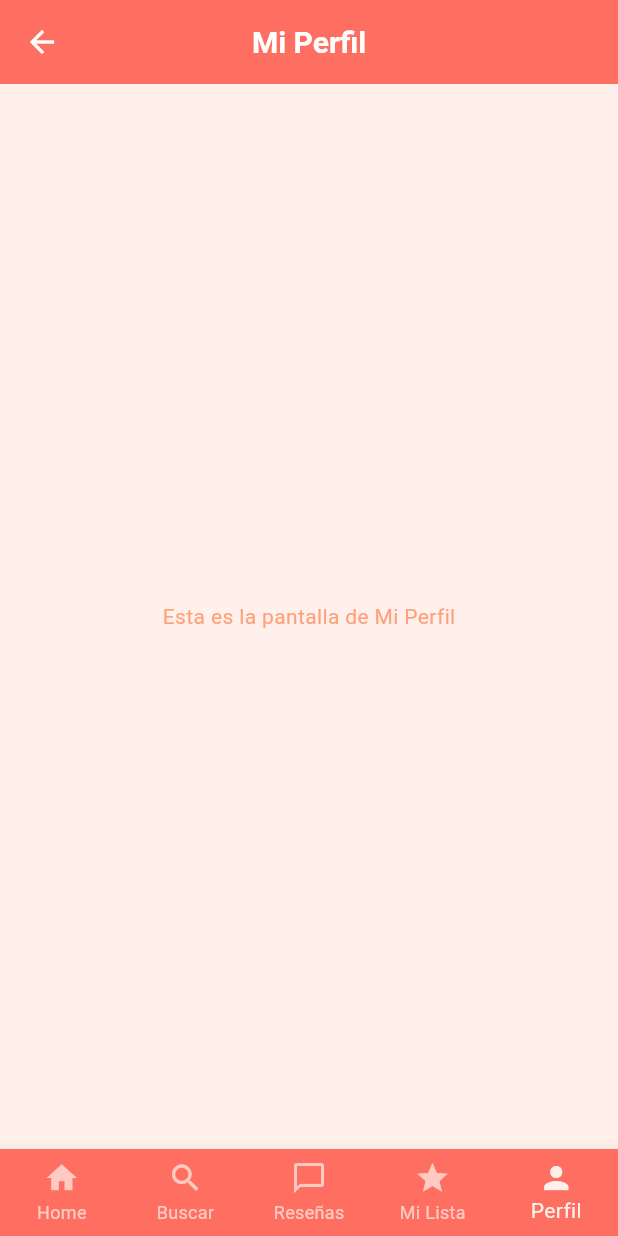
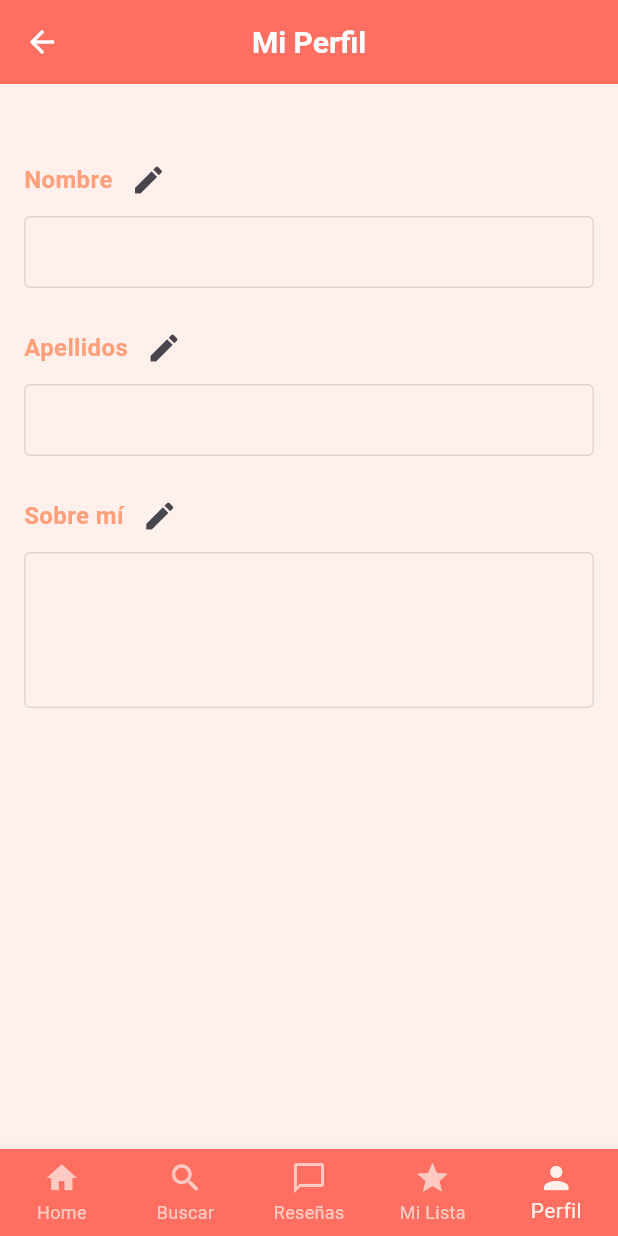
Before and after one commit to jeroen1010/truecinema, a Flutter app: the MiPerfilScreen screen opened by its route, on a phone screen of 412 x 824 dp. Run offline on Flutter 3.47's test engine with Material 3 defaults, Android fonts, the phone set to English and light mode, and no system bars; our stand-ins replace cloud_firestore, firebase_auth, firebase_core, google_sign_in, local_auth; accounts and stored records are empty.

Commit message:
He estado haciendo algunos campos para la pantalla "mi perfil", de momento he conseguido hacer el nombre, los apellidos, y el sobre mí (que por cierto he tenido que crear en Firebase porque ese campo no lo tenía).
También he estado probando para la imagen de perfil pero me está dando muchos problemas, se ve que tengo que tocar cosas de permisos para android, de momento he subido un widget preliminar que me crashea la app, voy a intentar arreglarlo y subir luego un nuevo commit si todo va bien.

Quiero intentar tambien poner un toogle para cambiar el tema de la app de claro a oscuro.

```diff
--- a/lib/routes/app_routes.dart
+++ b/lib/routes/app_routes.dart
@@ -3,7 +3,7 @@ import '../screens/screens.dart';
 import '../models/models.dart';
 
 class AppRoutes {
-  static const String initialRoute = 'home';
+  static const String initialRoute = 'login';
 
   static final List<MenuOption> menuOptions = [
     MenuOption(
--- a/lib/screens/mi_perfil_screen.dart
+++ b/lib/screens/mi_perfil_screen.dart
@@ -1,5 +1,6 @@
 import 'package:flutter/material.dart';
 import 'package:truecinema/widgets/widgets.dart';
+import 'package:truecinema/widgets/user_profile_content.dart';
 
 class MiPerfilScreen extends StatelessWidget {
   const MiPerfilScreen({super.key});
@@ -9,9 +10,7 @@ class MiPerfilScreen extends StatelessWidget {
     return const MainScaffold(
       estadoIndex: 4,
       title: 'Mi Perfil',
-      screen: Center(
-        child: Text('Esta es la pantalla de Mi Perfil'),
-      ),
+      screen: UserProfileContent(),
     );
   }
 }
--- a/lib/screens/movie_details_screen.dart
+++ b/lib/screens/movie_details_screen.dart
@@ -1,5 +1,4 @@
 import 'package:flutter/material.dart';
-import 'package:truecinema/services/TMDBservice.dart';
 
 import '../models/models.dart';
 
--- /dev/null
+++ b/lib/widgets/editable_field.dart
@@ -0,0 +1,63 @@
+import 'package:flutter/material.dart';
+
+class EditableField extends StatefulWidget {
+  final String label;
+  final String initialValue;
+  final int maxLines;
+  final Function(String) onSave;
+
+  const EditableField({
+    super.key,
+    required this.label,
+    required this.initialValue,
+    required this.onSave,
+    this.maxLines = 1,
+  });
+
+  @override
+  State<EditableField> createState() => _EditableFieldState();
+}
+
+class _EditableFieldState extends State<EditableField> {
+  late TextEditingController controller;
+  bool isEditing = false;
+
+  @override
+  void initState() {
+    controller = TextEditingController(text: widget.initialValue);
+    super.initState();
+  }
+
+  @override
+  Widget build(BuildContext context) {
+    return Column(
+      crossAxisAlignment: CrossAxisAlignment.start,
+      children: [
+        Row(
+          children: [
+            Text(widget.label, style: const TextStyle(fontSize: 16, fontWeight: FontWeight.bold)),
+            IconButton(
+              icon: Icon(isEditing ? Icons.check : Icons.edit),
+              onPressed: () {
+                if (isEditing) {
+                  widget.onSave(controller.text.trim());
+                }
+                setState(() => isEditing = !isEditing);
+              },
+            )
+          ],
+        ),
+        TextField(
+          controller: controller,
+          maxLines: widget.maxLines,
+          enabled: isEditing,
+          decoration: InputDecoration(
+            border: const OutlineInputBorder(),
+            contentPadding: const EdgeInsets.symmetric(horizontal: 8, vertical: 4),
+          ),
+        ),
+        const SizedBox(height: 16),
+      ],
+    );
+  }
+}
--- /dev/null
+++ b/lib/widgets/user_profile_content.dart
@@ -0,0 +1,67 @@
+import 'package:flutter/material.dart';
+import 'package:cloud_firestore/cloud_firestore.dart';
+import 'package:firebase_auth/firebase_auth.dart';
+import 'package:truecinema/widgets/editable_field.dart';
+import 'package:truecinema/widgets/profile_image_widget.dart';
+
+class UserProfileContent extends StatefulWidget {
+  const UserProfileContent({super.key});
+
+  @override
+  State<UserProfileContent> createState() => _UserProfileContentState();
+}
+
+class _UserProfileContentState extends State<UserProfileContent> {
+  final user = FirebaseAuth.instance.currentUser!;
+  late DocumentReference<Map<String, dynamic>> userDoc;
+
+  @override
+  void initState() {
+    super.initState();
+    userDoc = FirebaseFirestore.instance.collection('usuarios').doc(user.uid);
+  }
+
+  @override
+  Widget build(BuildContext context) {
+    return FutureBuilder<DocumentSnapshot>(
+      future: userDoc.get(),
+      builder: (context, snapshot) {
+        if (!snapshot.hasData) {
+          return const Center(child: CircularProgressIndicator());
+        }
+
+        final userData = snapshot.data!.data() as Map<String, dynamic>;
+
+        return SingleChildScrollView(
+          padding: const EdgeInsets.all(16),
+          child: Column(
+            children: [
+             /* ProfileImageWidget(
+                initialUrl: userData['fotoPerfil'],
+                googlePhotoUrl: user.photoURL,
+                onImageChanged: (url) => userDoc.update({'fotoPerfil': url}),
+              ),*/
+              const SizedBox(height: 24),
+              EditableField(
+                label: 'Nombre',
+                initialValue: userData['nombre'] ?? '',
+                onSave: (value) => userDoc.update({'nombre': value}),
+              ),
+              EditableField(
+                label: 'Apellidos',
+                initialValue: userData['apellidos'] ?? '',
+                onSave: (value) => userDoc.update({'apellidos': value}),
+              ),
+              EditableField(
+                label: 'Sobre mí',
+                initialValue: userData['descripcion'] ?? '',
+                maxLines: 4,
+                onSave: (value) => userDoc.update({'descripcion': value}),
+              ),
+            ],
+          ),
+        );
+      },
+    );
+  }
+}
--- a/pubspec.yaml
+++ b/pubspec.yaml
@@ -42,6 +42,8 @@ dependencies:
   google_sign_in: ^6.2.2
   local_auth: 2.3.0
   firebase_auth: ^5.5.1
+  image_picker: ^1.1.2
+  firebase_storage: ^12.4.6
 
 
 dev_dependencies:
```
Also changed, not shown: lib/widgets/profile_image_widget.dart (added, +68 -0 lines), pubspec.lock, 5 other files.
